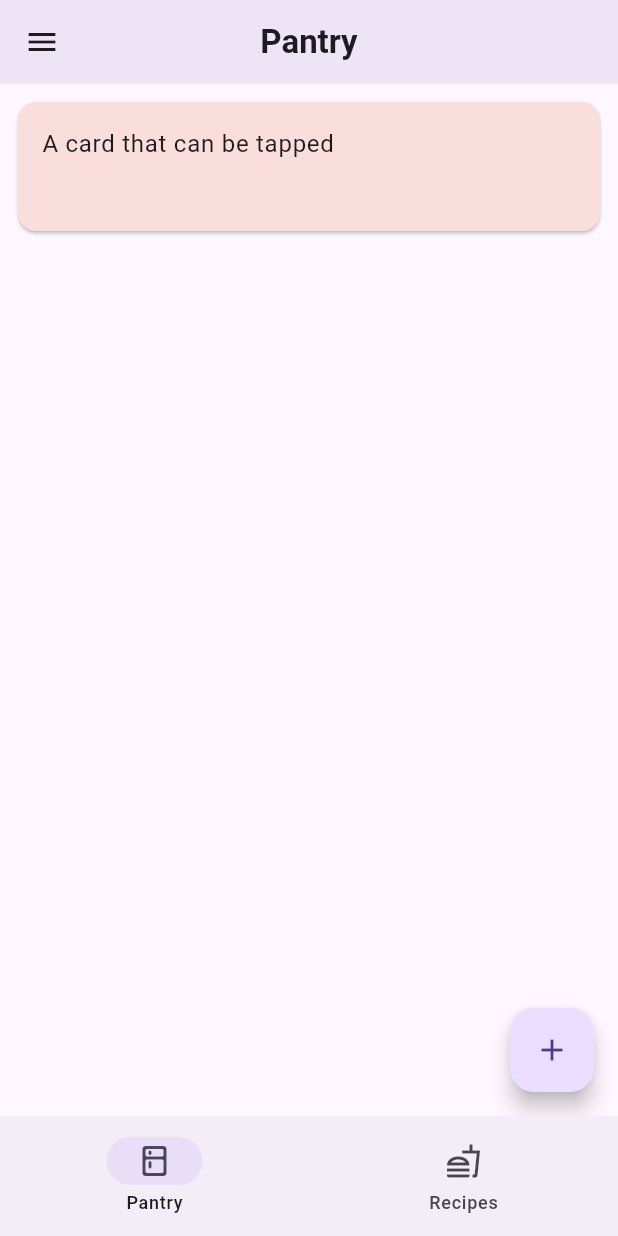
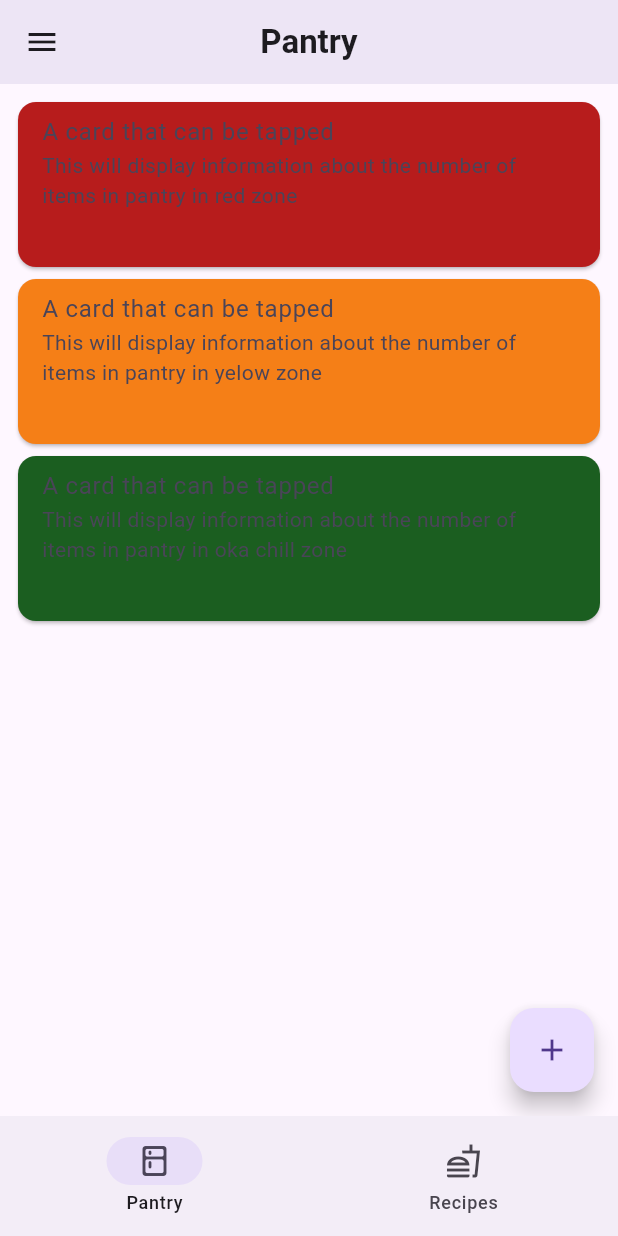
Before and after one commit to Aayushstha03/fridge-manager, a Flutter app: the screen it shows after launch, on a phone screen of 412 x 824 dp. Run offline on Flutter 3.47's test engine with Material 3 defaults, Android fonts, the light colour scheme and no system bars.

Commit message:
finalized pantry tabs and colors

```diff
--- a/lib/pages/pantry_page.dart
+++ b/lib/pages/pantry_page.dart
@@ -65,20 +65,70 @@ class _PantryPageState extends State<PantryPage> {
             children: [
               //red alert block
               Card(
-                color: Theme.of(context).colorScheme.errorContainer,
+                color: Colors.red.shade900,
                 clipBehavior: Clip.hardEdge,
                 child: InkWell(
                   splashColor: Colors.white.withAlpha(30),
                   onTap: () {
                     debugPrint('Card tapped.');
                   },
-                  child: const Column(
+                  child: Column(
                     mainAxisSize: MainAxisSize.min,
                     children: <Widget>[
                       ListTile(
-                        title: Text('A card that can be tapped'),
+                        textColor:
+                            Theme.of(context).colorScheme.onSecondaryContainer,
+                        title: const Text('A card that can be tapped'),
+                        subtitle: const Text(
+                            'This will display information about the number of items in pantry in red zone'),
                       ),
-                      SizedBox(height: 30),
+                      const SizedBox(height: 30),
+                    ],
+                  ),
+                ),
+              ),
+              Card(
+                color: Colors.yellow.shade900,
+                clipBehavior: Clip.hardEdge,
+                child: InkWell(
+                  splashColor: Colors.white.withAlpha(30),
+                  onTap: () {
+                    debugPrint('Card tapped.');
+                  },
+                  child: Column(
+                    mainAxisSize: MainAxisSize.min,
+                    children: <Widget>[
+                      ListTile(
+                        textColor:
+                            Theme.of(context).colorScheme.onSecondaryContainer,
+                        title: const Text('A card that can be tapped'),
+                        subtitle: const Text(
+                            'This will display information about the number of items in pantry in yelow zone'),
+                      ),
+                      const SizedBox(height: 30),
+                    ],
+                  ),
+                ),
+              ),
+              Card(
+                color: Colors.green.shade900,
+                clipBehavior: Clip.hardEdge,
+                child: InkWell(
+                  splashColor: Colors.white.withAlpha(30),
+                  onTap: () {
+                    debugPrint('Card tapped.');
+                  },
+                  child: Column(
+                    mainAxisSize: MainAxisSize.min,
+                    children: <Widget>[
+                      ListTile(
+                        textColor:
+                            Theme.of(context).colorScheme.onSecondaryContainer,
+                        title: const Text('A card that can be tapped'),
+                        subtitle: const Text(
+                            'This will display information about the number of items in pantry in oka chill zone'),
+                      ),
+                      const SizedBox(height: 30),
                     ],
                   ),
                 ),
```
